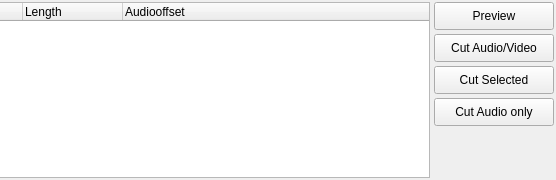
The window that ui/cutlistwidget.ui (MINIXJR/TTCut-ng) describes before a commit, drawn with Qt 5; both pictures show x 312 to 868 and y 0 to 180 of the 868 by 180 pixel window.
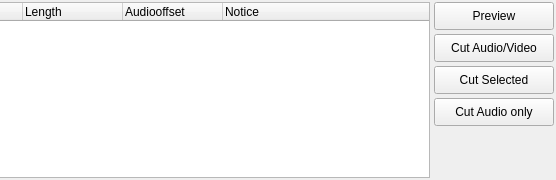
The same window after the commit. Icons and pictures are not drawn.

What changed in the file:
```diff
--- a/ui/cutlistwidget.ui
+++ b/ui/cutlistwidget.ui
@@ -273,7 +273,7 @@
      </column>
      <column>
       <property name="text" >
-       <string notr="true"/>
+       <string>Notice</string>
       </property>
      </column>
     </widget>
```
